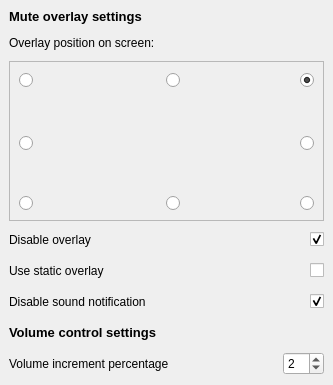
This is OverlaySettings/OverlaySettings.ui in rampageX/QuickSoundSwitcher as Qt 5 draws it before an edit. The edited form follows.
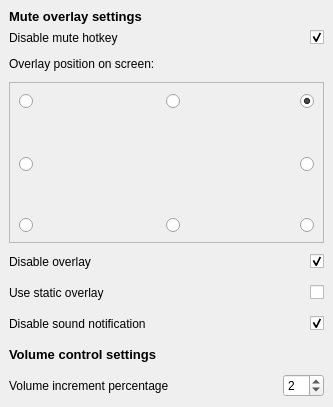
This is the edited form.

Commit message: disabled ctrl alt m to mute by default

The edit to the form file:
```diff
--- a/OverlaySettings/OverlaySettings.ui
+++ b/OverlaySettings/OverlaySettings.ui
@@ -7,7 +7,7 @@
     <x>0</x>
     <y>0</y>
     <width>333</width>
-    <height>385</height>
+    <height>407</height>
    </rect>
   </property>
   <property name="windowTitle">
@@ -15,80 +15,7 @@
   </property>
   <widget class="QWidget" name="centralwidget">
    <layout class="QGridLayout" name="gridLayout">
-    <item row="4" column="2">
-     <widget class="QCheckBox" name="potatoModeCheckBox">
-      <property name="layoutDirection">
-       <enum>Qt::LayoutDirection::RightToLeft</enum>
-      </property>
-      <property name="text">
-       <string/>
-      </property>
-     </widget>
-    </item>
-    <item row="7" column="0">
-     <widget class="QLabel" name="label_6">
-      <property name="minimumSize">
-       <size>
-        <width>0</width>
-        <height>25</height>
-       </size>
-      </property>
-      <property name="font">
-       <font>
-        <pointsize>10</pointsize>
-        <bold>true</bold>
-       </font>
-      </property>
-      <property name="text">
-       <string>Volume control settings</string>
-      </property>
-     </widget>
-    </item>
-    <item row="8" column="0">
-     <widget class="QLabel" name="label_8">
-      <property name="minimumSize">
-       <size>
-        <width>0</width>
-        <height>25</height>
-       </size>
-      </property>
-      <property name="text">
-       <string>Volume increment percentage</string>
-      </property>
-     </widget>
-    </item>
-    <item row="6" column="0">
-     <widget class="QLabel" name="label_3">
-      <property name="minimumSize">
-       <size>
-        <width>0</width>
-        <height>25</height>
-       </size>
-      </property>
-      <property name="font">
-       <font>
-        <bold>false</bold>
-       </font>
-      </property>
-      <property name="text">
-       <string>Disable sound notification</string>
-      </property>
-     </widget>
-    </item>
-    <item row="6" column="2">
-     <widget class="QCheckBox" name="soundCheckBox">
-      <property name="layoutDirection">
-       <enum>Qt::LayoutDirection::RightToLeft</enum>
-      </property>
-      <property name="text">
-       <string/>
-      </property>
-      <property name="checked">
-       <bool>true</bool>
-      </property>
-     </widget>
-    </item>
-    <item row="8" column="2">
+    <item row="9" column="2">
      <widget class="QSpinBox" name="volumeIncrementSpinBox">
       <property name="maximum">
        <number>20</number>
@@ -99,7 +26,7 @@
      </widget>
     </item>
     <item row="4" column="0">
-     <widget class="QLabel" name="label_5">
+     <widget class="QLabel" name="label_2">
       <property name="minimumSize">
        <size>
         <width>0</width>
@@ -112,11 +39,78 @@
        </font>
       </property>
       <property name="text">
-       <string>Use static overlay</string>
+       <string>Disable overlay</string>
       </property>
      </widget>
     </item>
-    <item row="2" column="0" colspan="3">
+    <item row="0" column="0">
+     <widget class="QLabel" name="label_4">
+      <property name="font">
+       <font>
+        <pointsize>10</pointsize>
+        <bold>true</bold>
+       </font>
+      </property>
+      <property name="text">
+       <string>Mute overlay settings</string>
+      </property>
+     </widget>
+    </item>
+    <item row="7" column="0">
+     <widget class="QLabel" name="label_3">
+      <property name="minimumSize">
+       <size>
+        <width>0</width>
+        <height>25</height>
+       </size>
+      </property>
+      <property name="font">
+       <font>
+        <bold>false</bold>
+       </font>
+      </property>
+      <property name="text">
+       <string>Disable sound notification</string>
+      </property>
+     </widget>
+    </item>
+    <item row="7" column="2">
+     <widget class="QCheckBox" name="soundCheckBox">
+      <property name="layoutDirection">
+       <enum>Qt::LayoutDirection::RightToLeft</enum>
+      </property>
+      <property name="text">
+       <string/>
+      </property>
+      <property name="checked">
+       <bool>true</bool>
+      </property>
+     </widget>
+    </item>
+    <item row="5" column="2">
+     <widget class="QCheckBox" name="potatoModeCheckBox">
+      <property name="layoutDirection">
+       <enum>Qt::LayoutDirection::RightToLeft</enum>
+      </property>
+      <property name="text">
+       <string/>
+      </property>
+     </widget>
+    </item>
+    <item row="9" column="0">
+     <widget class="QLabel" name="label_8">
+      <property name="minimumSize">
+       <size>
+        <width>0</width>
+        <height>25</height>
+       </size>
+      </property>
+      <property name="text">
+       <string>Volume increment percentage</string>
+      </property>
+     </widget>
+    </item>
+    <item row="3" column="0" colspan="3">
      <widget class="QFrame" name="frame">
       <property name="minimumSize">
        <size>
@@ -257,7 +251,38 @@
       </layout>
      </widget>
     </item>
-    <item row="1" column="0">
+    <item row="4" column="2">
+     <widget class="QCheckBox" name="overlayCheckBox">
+      <property name="layoutDirection">
+       <enum>Qt::LayoutDirection::RightToLeft</enum>
+      </property>
+      <property name="text">
+       <string/>
+      </property>
+      <property name="checked">
+       <bool>true</bool>
+      </property>
+     </widget>
+    </item>
+    <item row="5" column="0">
+     <widget class="QLabel" name="label_5">
+      <property name="minimumSize">
+       <size>
+        <width>0</width>
+        <height>25</height>
+       </size>
+      </property>
+      <property name="font">
+       <font>
+        <bold>false</bold>
+       </font>
+      </property>
+      <property name="text">
+       <string>Use static overlay</string>
+      </property>
+     </widget>
+    </item>
+    <item row="2" column="0">
      <widget class="QLabel" name="label">
       <property name="minimumSize">
        <size>
@@ -275,8 +300,8 @@
       </property>
      </widget>
     </item>
-    <item row="3" column="0">
-     <widget class="QLabel" name="label_2">
+    <item row="8" column="0">
+     <widget class="QLabel" name="label_6">
       <property name="minimumSize">
        <size>
         <width>0</width>
@@ -285,41 +310,16 @@
       </property>
       <property name="font">
        <font>
-        <bold>false</bold>
-       </font>
-      </property>
-      <property name="text">
-       <string>Disable overlay</string>
-      </property>
-     </widget>
-    </item>
-    <item row="3" column="2">
-     <widget class="QCheckBox" name="overlayCheckBox">
-      <property name="layoutDirection">
-       <enum>Qt::LayoutDirection::RightToLeft</enum>
-      </property>
-      <property name="text">
-       <string/>
-      </property>
-      <property name="checked">
-       <bool>true</bool>
-      </property>
-     </widget>
-    </item>
-    <item row="0" column="0">
-     <widget class="QLabel" name="label_4">
-      <property name="font">
-       <font>
         <pointsize>10</pointsize>
         <bold>true</bold>
        </font>
       </property>
       <property name="text">
-       <string>Mute overlay settings</string>
+       <string>Volume control settings</string>
       </property>
      </widget>
     </item>
-    <item row="8" column="1">
+    <item row="9" column="1">
      <spacer name="horizontalSpacer_3">
       <property name="orientation">
        <enum>Qt::Orientation::Horizontal</enum>
@@ -332,6 +332,26 @@
       </property>
      </spacer>
     </item>
+    <item row="1" column="0">
+     <widget class="QLabel" name="label_7">
+      <property name="text">
+       <string>Disable mute hotkey</string>
+      </property>
+     </widget>
+    </item>
+    <item row="1" column="2">
+     <widget class="QCheckBox" name="disableMuteHotkeyCheckBox">
+      <property name="layoutDirection">
+       <enum>Qt::LayoutDirection::RightToLeft</enum>
+      </property>
+      <property name="text">
+       <string/>
+      </property>
+      <property name="checked">
+       <bool>true</bool>
+      </property>
+     </widget>
+    </item>
    </layout>
   </widget>
  </widget>
```
The commit also changes 3 other files.
